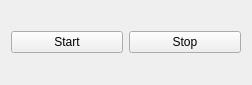
This is mainwindow.ui in SergShtelmakh/NoiseReduction as Qt 5 draws it before an edit. The edited form follows.
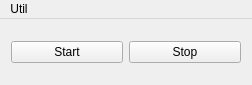
This is the edited form.

```diff
--- a/mainwindow.ui
+++ b/mainwindow.ui
@@ -31,6 +31,28 @@
     </item>
    </layout>
   </widget>
+  <widget class="QMenuBar" name="menuBar">
+   <property name="geometry">
+    <rect>
+     <x>0</x>
+     <y>0</y>
+     <width>252</width>
+     <height>21</height>
+    </rect>
+   </property>
+   <widget class="QMenu" name="menuRecord">
+    <property name="title">
+     <string>Util</string>
+    </property>
+    <addaction name="actionRecorder"/>
+   </widget>
+   <addaction name="menuRecord"/>
+  </widget>
+  <action name="actionRecorder">
+   <property name="text">
+    <string>Recorder</string>
+   </property>
+  </action>
  </widget>
  <layoutdefault spacing="6" margin="11"/>
  <resources/>
```
